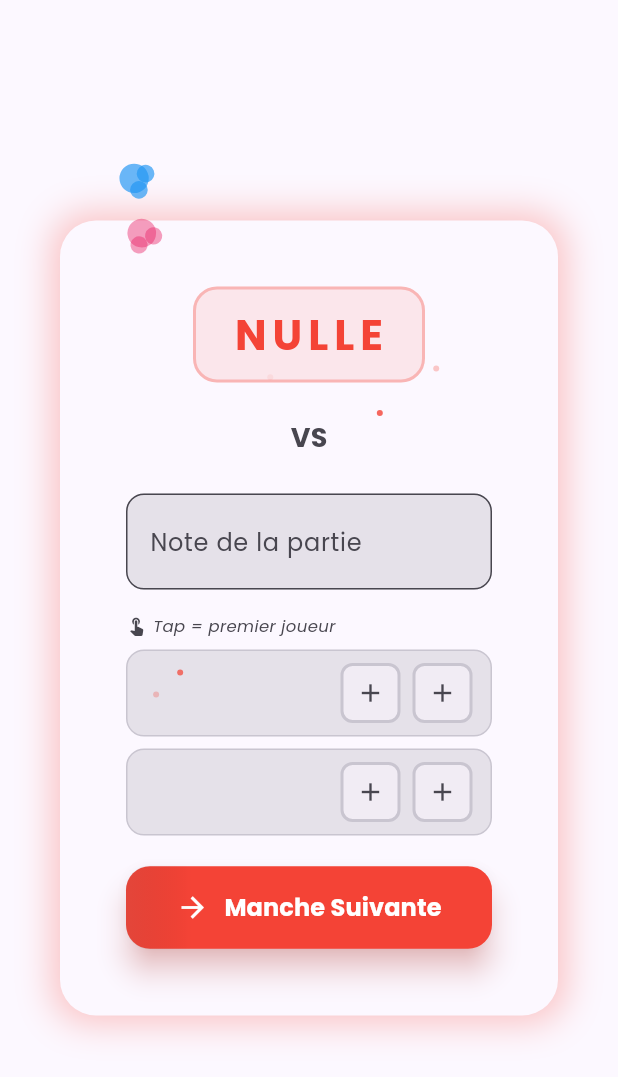
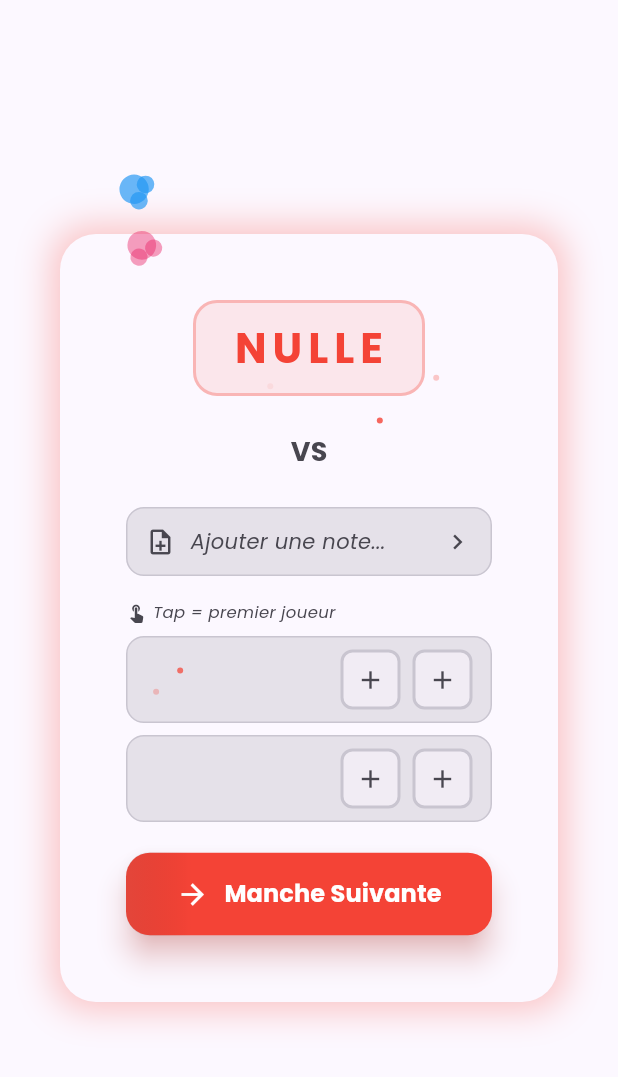
Before and after one commit to Jbijjer/lorcana_lore_counter, a Flutter app: the DrawVictoryDialog widget shown alone on an empty page, opened directly with empty values, on a phone screen of 412 x 824 dp. Shown: the top 1077 px of the screen. Run offline on Flutter 3.47's test engine with Material 3 defaults, Android fonts, the phone set to English and light mode, and no system bars; our stand-ins replace flutter_riverpod, flutter_svg, freezed_annotation, google_fonts, hive, hive_flutter and 2 more; accounts and stored records are empty; generated files the repository leaves out were written again.

Commit message:
Ajouter modal pour la saisie des notes de partie
- Créer GameNoteInputDialog pour la saisie de note dans un modal
- Remplacer le TextField direct par une zone cliquable avec aperçu tronqué
- Afficher seulement les 30 premiers caractères de la note
- Le focus n'est pas laissé sur la zone après confirmation
- Cliquer sur la zone pour voir/éditer la note complète

```diff
--- a/lib/features/game/presentation/widgets/draw_victory_dialog.dart
+++ b/lib/features/game/presentation/widgets/draw_victory_dialog.dart
@@ -8,6 +8,7 @@ import '../../../../widgets/dialogs/common/animated_dialog_wrapper.dart';
 import '../../../../widgets/dialogs/common/shimmer_effect.dart';
 import '../../../../widgets/dialogs/common/sparkles_painter.dart';
 import 'deck_color_picker_dialog.dart';
+import 'game_note_input_dialog.dart';
 
 /// Dialog de match nul (Nulle) sans image de victoire ni portrait
 class DrawVictoryDialog extends StatefulWidget {
@@ -33,7 +34,9 @@ class DrawVictoryDialog extends StatefulWidget {
 class _DrawVictoryDialogState extends State<DrawVictoryDialog>
     with TickerProviderStateMixin, DialogAnimationsMixin {
   late AnimationController _confettiController;
-  late TextEditingController _noteController;
+
+  // Note de la partie
+  String _note = '';
 
   // Couleur aléatoire pour le dialog
   late Color _drawColor;
@@ -61,9 +64,6 @@ class _DrawVictoryDialogState extends State<DrawVictoryDialog>
     super.initState();
     initDialogAnimations();
 
-    // Initialiser le contrôleur de texte pour la note
-    _noteController = TextEditingController();
-
     // Initialiser les couleurs de deck avec les valeurs précédentes
     _player1DeckColors = List.from(widget.previousPlayer1DeckColors);
     _player2DeckColors = List.from(widget.previousPlayer2DeckColors);
@@ -84,7 +84,6 @@ class _DrawVictoryDialogState extends State<DrawVictoryDialog>
 
   @override
   void dispose() {
-    _noteController.dispose();
     _confettiController.dispose();
     disposeDialogAnimations();
     super.dispose();
@@ -146,25 +145,8 @@ class _DrawVictoryDialogState extends State<DrawVictoryDialog>
 
                   const SizedBox(height: 24),
 
-                  // Champ de note
-                  TextField(
-                    controller: _noteController,
-                    decoration: InputDecoration(
-                      labelText: 'Note de la partie',
-                      hintText: 'Ex: Fin de temps...',
-                      border: OutlineInputBorder(
-                        borderRadius: BorderRadius.circular(12),
-                      ),
-                      filled: true,
-                      fillColor: Theme.of(context).colorScheme.surfaceContainerHighest,
-                      contentPadding: const EdgeInsets.symmetric(
-                        horizontal: 12,
-                        vertical: 8,
-                      ),
-                    ),
-                    maxLines: 2,
-                    textCapitalization: TextCapitalization.sentences,
-                  ),
+                  // Zone de note cliquable
+                  _buildNoteInputZone(),
 
                   const SizedBox(height: 16),
 
@@ -186,9 +168,7 @@ class _DrawVictoryDialogState extends State<DrawVictoryDialog>
                             onPressed: () {
                               HapticUtils.light();
                               Navigator.of(context).pop({
-                                'note': _noteController.text.trim().isEmpty
-                                    ? null
-                                    : _noteController.text.trim(),
+                                'note': _note.isEmpty ? null : _note,
                                 'player1DeckColors': _player1DeckColors,
                                 'player2DeckColors': _player2DeckColors,
                                 'firstToPlay': _firstToPlay,
@@ -287,6 +267,81 @@ class _DrawVictoryDialogState extends State<DrawVictoryDialog>
         ),
       ],
     );
+  }
+
+  Widget _buildNoteInputZone() {
+    final colorScheme = Theme.of(context).colorScheme;
+    final hasNote = _note.isNotEmpty;
+
+    // Aperçu tronqué de la note (max 30 caractères)
+    String displayText;
+    if (hasNote) {
+      displayText = _note.length > 30 ? '${_note.substring(0, 30)}...' : _note;
+    } else {
+      displayText = 'Ajouter une note...';
+    }
+
+    return InkWell(
+      onTap: _showNoteDialog,
+      borderRadius: BorderRadius.circular(12),
+      child: Container(
+        width: double.infinity,
+        padding: const EdgeInsets.symmetric(horizontal: 12, vertical: 12),
+        decoration: BoxDecoration(
+          color: colorScheme.surfaceContainerHighest,
+          borderRadius: BorderRadius.circular(12),
+          border: Border.all(
+            color: hasNote ? _drawColor.withValues(alpha: 0.5) : colorScheme.outlineVariant,
+            width: hasNote ? 2 : 1,
+          ),
+        ),
+        child: Row(
+          children: [
+            Icon(
+              hasNote ? Icons.edit_note : Icons.note_add_outlined,
+              color: hasNote ? _drawColor : colorScheme.onSurfaceVariant,
+              size: 20,
+            ),
+            const SizedBox(width: 10),
+            Expanded(
+              child: Text(
+                displayText,
+                style: TextStyle(
+                  color: hasNote ? colorScheme.onSurface : colorScheme.onSurfaceVariant,
+                  fontSize: 14,
+                  fontStyle: hasNote ? FontStyle.normal : FontStyle.italic,
+                ),
+                maxLines: 1,
+                overflow: TextOverflow.ellipsis,
+              ),
+            ),
+            Icon(
+              Icons.chevron_right,
+              color: colorScheme.onSurfaceVariant,
+              size: 20,
+            ),
+          ],
+        ),
+      ),
+    );
+  }
+
+  Future<void> _showNoteDialog() async {
+    HapticUtils.light();
+
+    final result = await showDialog<String>(
+      context: context,
+      builder: (context) => GameNoteInputDialog(
+        initialNote: _note,
+        accentColor: _drawColor,
+      ),
+    );
+
+    if (result != null) {
+      setState(() {
+        _note = result;
+      });
+    }
   }
 
   Widget _buildDeckColorsSelection() {
```
Also changed, not shown: lib/features/game/presentation/widgets/game_note_input_dialog.dart (added, +164 -0 lines), lib/features/game/presentation/widgets/round_victory_dialog.dart (+82 -27 lines).
